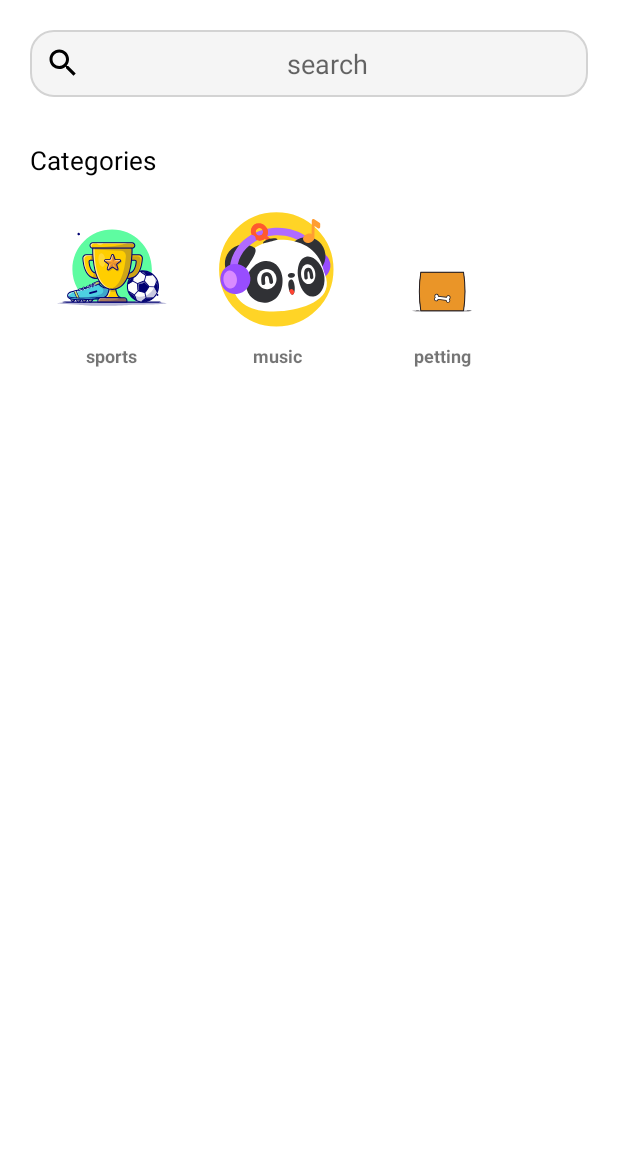
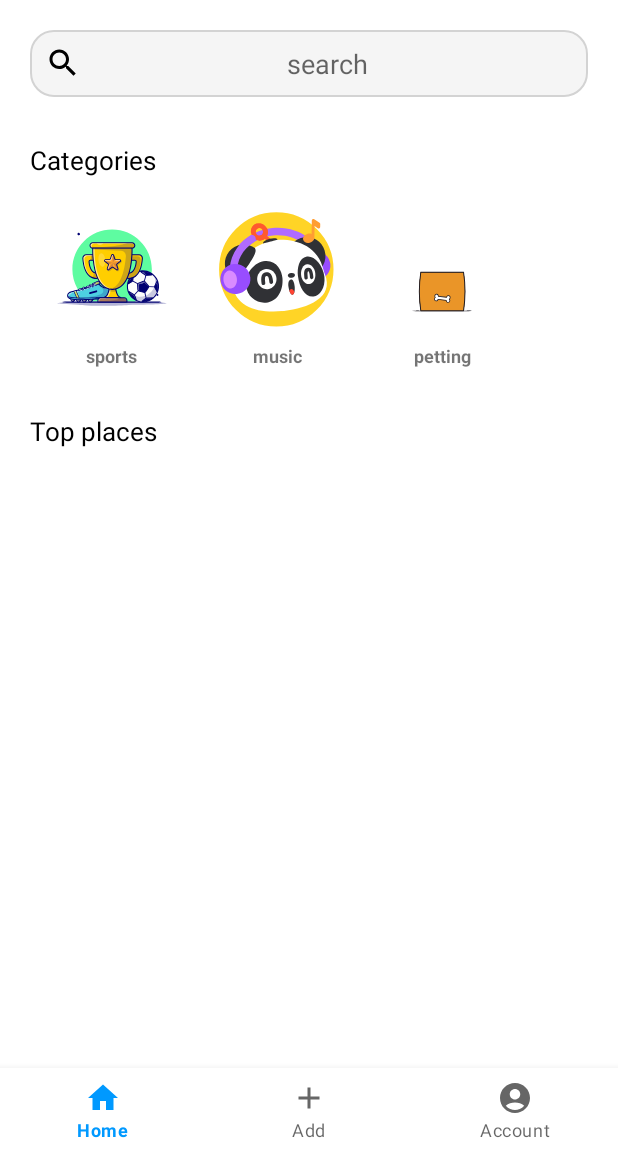
Before and after one commit to Aditya-Khaladkar/Nirvana-Android, an Android app: the DashboardFrag screen opened through its navigation route, on a phone screen of 412 x 824 dp, the part 84-1236 px from its top. Run offline under Robolectric (Android 15) with nearby library versions, the phone set to English and light mode, and no system bars; our stand-ins replace Firebase (no records; nobody signed in at launch, a user with empty details on screens opened directly); 1 statement that could not run was skipped.

Commit message:
added bottom nav bar and a top places tab

```diff
--- /dev/null
+++ b/app/src/main/res/drawable/baseline_account_circle_24.xml
@@ -0,0 +1,5 @@
+<vector android:height="24dp" android:tint="#000000"
+    android:viewportHeight="24" android:viewportWidth="24"
+    android:width="24dp" xmlns:android="http://schemas.android.com/apk/res/android">
+    <path android:fillColor="@android:color/white" android:pathData="M12,2C6.48,2 2,6.48 2,12s4.48,10 10,10s10,-4.48 10,-10S17.52,2 12,2zM12,6c1.93,0 3.5,1.57 3.5,3.5S13.93,13 12,13s-3.5,-1.57 -3.5,-3.5S10.07,6 12,6zM12,20c-2.03,0 -4.43,-0.82 -6.14,-2.88C7.55,15.8 9.68,15 12,15s4.45,0.8 6.14,2.12C16.43,19.18 14.03,20 12,20z"/>
+</vector>
--- /dev/null
+++ b/app/src/main/res/drawable/baseline_add_24.xml
@@ -0,0 +1,5 @@
+<vector android:height="24dp" android:tint="#000000"
+    android:viewportHeight="24" android:viewportWidth="24"
+    android:width="24dp" xmlns:android="http://schemas.android.com/apk/res/android">
+    <path android:fillColor="@android:color/white" android:pathData="M19,13h-6v6h-2v-6H5v-2h6V5h2v6h6v2z"/>
+</vector>
--- /dev/null
+++ b/app/src/main/res/drawable/baseline_home_24.xml
@@ -0,0 +1,5 @@
+<vector android:height="24dp" android:tint="#000000"
+    android:viewportHeight="24" android:viewportWidth="24"
+    android:width="24dp" xmlns:android="http://schemas.android.com/apk/res/android">
+    <path android:fillColor="@android:color/white" android:pathData="M10,20v-6h4v6h5v-8h3L12,3 2,12h3v8z"/>
+</vector>
--- a/app/src/main/res/layout/fragment_dashboard.xml
+++ b/app/src/main/res/layout/fragment_dashboard.xml
@@ -7,6 +7,10 @@
     android:layout_height="match_parent"
     android:fitsSystemWindows="true"
     tools:context=".view.ui.DashboardFrag">
+
+    <androidx.constraintlayout.widget.ConstraintLayout
+        android:layout_width="match_parent"
+        android:layout_height="match_parent">
 
         <LinearLayout
             android:layout_width="match_parent"
@@ -22,10 +26,6 @@
                 android:minHeight="?attr/actionBarSize"
                 app:theme="@style/ThemeOverlay.AppCompat.Dark.ActionBar" />
 
-        <ScrollView
-            android:layout_width="match_parent"
-            android:layout_height="match_parent">
-
                 <LinearLayout
                     android:layout_width="match_parent"
                     android:layout_height="wrap_content"
@@ -33,6 +33,7 @@
                     android:padding="20dp">
 
                     <EditText
+                        android:editable="false"
                         android:layout_width="match_parent"
                         android:layout_height="wrap_content"
                         android:background="@drawable/txt_search"
@@ -56,11 +57,37 @@
                         android:layout_height="wrap_content"
                         android:orientation="horizontal"/>
 
+                    <TextView
+                        android:layout_width="wrap_content"
+                        android:layout_height="wrap_content"
+                        android:layout_marginTop="30dp"
+                        android:text="Top places"
+                        android:textColor="@color/black"
+                        android:textSize="17sp"/>
+
+                    <androidx.recyclerview.widget.RecyclerView
+                        android:id="@+id/placesRecyclerView"
+                        android:layout_marginTop="20dp"
+                        android:layout_width="match_parent"
+                        android:layout_height="wrap_content"
+                        android:orientation="horizontal"/>
+
                 </LinearLayout>
 
-        </ScrollView>
+        </LinearLayout>
 
-    </LinearLayout>
+        <com.google.android.material.bottomnavigation.BottomNavigationView
+            android:id="@+id/bottomNavigationView"
+            android:layout_width="match_parent"
+            android:layout_height="wrap_content"
+            app:layout_constraintBottom_toBottomOf="parent"
+            app:layout_constraintEnd_toEndOf="parent"
+            app:layout_constraintHorizontal_bias="0.5"
+            app:layout_constraintStart_toStartOf="parent"
+            app:menu="@menu/bottom_nav"/>
+
+
+    </androidx.constraintlayout.widget.ConstraintLayout>
 
     <com.google.android.material.navigation.NavigationView
         android:id="@+id/nvView"
--- /dev/null
+++ b/app/src/main/res/menu/bottom_nav.xml
@@ -0,0 +1,17 @@
+<?xml version="1.0" encoding="utf-8"?>
+<menu xmlns:android="http://schemas.android.com/apk/res/android">
+
+    <item
+        android:id="@+id/homeFrag"
+        android:icon="@drawable/baseline_home_24"
+        android:title="Home" />
+    <item
+        android:id="@+id/addFrag"
+        android:icon="@drawable/baseline_add_24"
+        android:title="Add" />
+    <item
+        android:id="@+id/accountFrag"
+        android:icon="@drawable/baseline_account_circle_24"
+        android:title="Account" />
+
+</menu>
```
Lines whose indentation alone changed are shown as unchanged.
